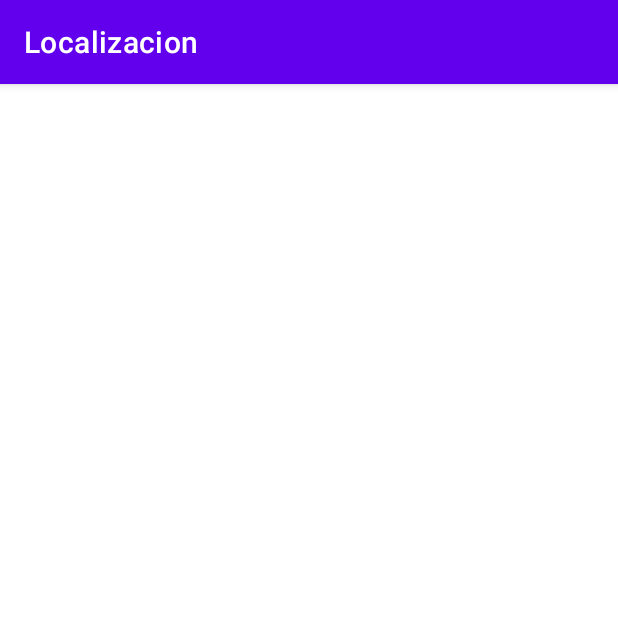
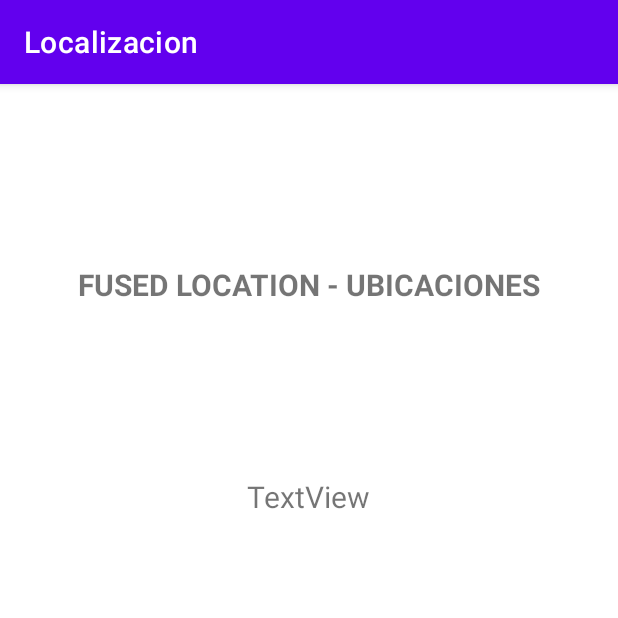
Before and after one commit to rquispeccoya/Localizacion_AndroidStudio, an Android app: the FusedLocationActivity screen opened directly, with no data from a screen before it, on a phone screen of 412 x 824 dp, the top half of it. Run offline under Robolectric (Android 15) with nearby library versions, the phone set to English and light mode, and no system bars.

Commit message:
Modificacion de FusedLocationActivity y implementacion del guardado

```diff
--- a/app/build.gradle
+++ b/app/build.gradle
@@ -33,6 +33,7 @@ dependencies {
     implementation 'com.google.android.material:material:1.4.0'
     implementation 'androidx.constraintlayout:constraintlayout:2.1.1'
     implementation 'com.google.android.gms:play-services-location:18.0.0'
+    implementation 'com.google.android.gms:play-services-maps:18.0.0'
     testImplementation 'junit:junit:4.+'
     androidTestImplementation 'androidx.test.ext:junit:1.1.3'
     androidTestImplementation 'androidx.test.espresso:espresso-core:3.4.0'
--- a/app/src/main/java/com/proyectofinal/localizacion/FusedLocationActivity.java
+++ b/app/src/main/java/com/proyectofinal/localizacion/FusedLocationActivity.java
@@ -1,49 +1,68 @@
 package com.proyectofinal.localizacion;
+
+
+import static com.google.android.gms.location.LocationServices.getFusedLocationProviderClient;
+
+import android.Manifest;
+import android.app.Activity;
+import android.content.pm.PackageManager;
+import android.location.Location;
+import android.os.Bundle;
+import android.os.Looper;
+import android.util.Log;
+import android.widget.TextView;
+import android.widget.Toast;
 
 import androidx.annotation.NonNull;
 import androidx.appcompat.app.AppCompatActivity;
 import androidx.core.app.ActivityCompat;
-import androidx.core.content.ContextCompat;
-
-import android.Manifest;
-import android.content.pm.PackageManager;
-import android.location.Location;
-import android.location.LocationRequest;
-import android.os.Bundle;
-import android.util.Log;
 
 import com.google.android.gms.location.FusedLocationProviderClient;
+import com.google.android.gms.location.LocationCallback;
+import com.google.android.gms.location.LocationRequest;
+import com.google.android.gms.location.LocationResult;
 import com.google.android.gms.location.LocationServices;
+import com.google.android.gms.location.LocationSettingsRequest;
+import com.google.android.gms.location.SettingsClient;
+import com.google.android.gms.maps.model.LatLng;
 import com.google.android.gms.tasks.OnFailureListener;
 import com.google.android.gms.tasks.OnSuccessListener;
-import com.google.android.gms.tasks.Task;
+
+import java.io.IOException;
+import java.io.OutputStreamWriter;
 
 public class FusedLocationActivity extends AppCompatActivity {
-    private static final String TAG = "MainActivity";
-    int LOCATION_REQUEST_CODE = 10001;
+    private LocationRequest mLocationRequest;
 
-    FusedLocationProviderClient fusedLocationProviderClient;
+    private long UPDATE_INTERVAL = 10 * 1000;  /* 10 secs */
+    private long FASTEST_INTERVAL = 2000; /* 2 sec */
+    TextView localizacion;
+    String loc = " ";
+    Double lat = 0.0, longi = 0.0;
 
-    @Override
-    protected void onCreate(Bundle savedInstanceState) {
+    public void onCreate(Bundle savedInstanceState) {
         super.onCreate(savedInstanceState);
         setContentView(R.layout.activity_fused_location);
-
-        fusedLocationProviderClient = LocationServices.getFusedLocationProviderClient(this);
+        localizacion = findViewById(R.id.textViewLatitud);
+        startLocationUpdates();
     }
 
+    protected void startLocationUpdates() {
 
-    @Override
-    protected void onStart() {
-        super.onStart();
-        if (ContextCompat.checkSelfPermission(this, Manifest.permission.ACCESS_FINE_LOCATION) == PackageManager.PERMISSION_GRANTED) {
-            getLastLocation();
-        } else {
-            askLocationPermission();
-        }
-    }
+        mLocationRequest = new LocationRequest();
+        mLocationRequest.setPriority(LocationRequest.PRIORITY_HIGH_ACCURACY);
+        mLocationRequest.setInterval(UPDATE_INTERVAL);
+        mLocationRequest.setFastestInterval(FASTEST_INTERVAL);
+        mLocationRequest.setSmallestDisplacement(1);
 
-    private void getLastLocation() {
+        LocationSettingsRequest.Builder builder = new LocationSettingsRequest.Builder();
+        builder.addLocationRequest(mLocationRequest);
+        LocationSettingsRequest locationSettingsRequest = builder.build();
+
+        SettingsClient settingsClient = LocationServices.getSettingsClient(this);
+        settingsClient.checkLocationSettings(locationSettingsRequest);
+
+
         if (ActivityCompat.checkSelfPermission(this, Manifest.permission.ACCESS_FINE_LOCATION) != PackageManager.PERMISSION_GRANTED && ActivityCompat.checkSelfPermission(this, Manifest.permission.ACCESS_COARSE_LOCATION) != PackageManager.PERMISSION_GRANTED) {
             // TODO: Consider calling
             //    ActivityCompat#requestPermissions
@@ -54,54 +73,36 @@ public class FusedLocationActivity extends AppCompatActivity {
             // for ActivityCompat#requestPermissions for more details.
             return;
         }
-        Task<Location> locationTask = fusedLocationProviderClient.getLastLocation();
-        //Task<Location> locationTask = fusedLocationProviderClient.requestLocationUpdates(LocationRequest.QUALITY_HIGH_ACCURACY,getLastLocation());
-        locationTask.addOnSuccessListener(new OnSuccessListener<Location>() {
-            @Override
-            public void onSuccess(Location location) {
-                if (location != null) {
-                    //We have a location
-                    Log.d(TAG, "onSuccess: " + location.toString());
-                    Log.d(TAG, "onSuccess: " + location.getLatitude());
-                    Log.d(TAG, "onSuccess: " + location.getLongitude());
-                } else  {
-                    Log.d(TAG, "onSuccess: Location was null...");
-                }
-            }
-        });
-
-
-        locationTask.addOnFailureListener(new OnFailureListener() {
-            @Override
-            public void onFailure(@NonNull Exception e) {
-                Log.e(TAG, "onFailure: " + e.getLocalizedMessage() );
-            }
-        });
+        getFusedLocationProviderClient(this).requestLocationUpdates(mLocationRequest, new LocationCallback() {
+                    @Override
+                    public void onLocationResult(LocationResult locationResult) {
+                        // do work here
+                        onLocationChanged(locationResult.getLastLocation());
+                    }
+                },
+                Looper.myLooper());
     }
 
 
+    public void onLocationChanged(Location location) {
+        // New location has now been determined
 
-    private void askLocationPermission() {
-        if (ContextCompat.checkSelfPermission(this, Manifest.permission.ACCESS_FINE_LOCATION) != PackageManager.PERMISSION_GRANTED) {
-            if (ActivityCompat.shouldShowRequestPermissionRationale(this, Manifest.permission.ACCESS_FINE_LOCATION)) {
-                Log.d(TAG, "askLocationPermission: you should show an alert dialog...");
-                ActivityCompat.requestPermissions(this, new String[] {Manifest.permission.ACCESS_FINE_LOCATION}, LOCATION_REQUEST_CODE);
-            } else {
-                ActivityCompat.requestPermissions(this, new String[] {Manifest.permission.ACCESS_FINE_LOCATION}, LOCATION_REQUEST_CODE);
-            }
+        try {
+            OutputStreamWriter archivo1 = new OutputStreamWriter(openFileOutput("FusedLocalizacion.txt", Activity.MODE_PRIVATE));
+
+            archivo1.write("Latitud" + "\t\t\t" + "Longitud" + "\n");
+            lat = location.getLatitude();
+            longi = location.getLongitude();
+            loc += String.valueOf(lat) + "\t" + String.valueOf(longi) + "\n";
+            archivo1.write(loc);
+            archivo1.flush();
+            archivo1.close();
+
+            localizacion.setText(loc);
+
+        } catch (IOException e) {
         }
     }
 
-    @Override
-    public void onRequestPermissionsResult(int requestCode, @NonNull String[] permissions, @NonNull int[] grantResults) {
-        super.onRequestPermissionsResult(requestCode, permissions, grantResults);
-        if (requestCode == LOCATION_REQUEST_CODE) {
-            if (grantResults.length > 0 && grantResults[0] == PackageManager.PERMISSION_GRANTED) {
-                // Permission granted
-                getLastLocation();
-            } else {
-                //Permission not granted
-            }
-        }
-    }
+
 }
--- a/app/src/main/java/com/proyectofinal/localizacion/LocationManagerActivity.java
+++ b/app/src/main/java/com/proyectofinal/localizacion/LocationManagerActivity.java
@@ -37,7 +37,7 @@ public class LocationManagerActivity extends AppCompatActivity implements Locati
             ActivityCompat.requestPermissions(LocationManagerActivity.this, new String[]{Manifest.permission.ACCESS_FINE_LOCATION}, 100);
         }
 
-        locationManager.requestLocationUpdates(LocationManager.GPS_PROVIDER, 0, 1, this);
+        locationManager.requestLocationUpdates(LocationManager.GPS_PROVIDER, 0, 100, this);
     }
 
     @Override
--- a/app/src/main/java/com/proyectofinal/localizacion/MainActivity.java
+++ b/app/src/main/java/com/proyectofinal/localizacion/MainActivity.java
@@ -17,8 +17,6 @@ public class MainActivity extends AppCompatActivity {
 
         //buttonLocation=findViewById(R.id.buttonLocation);
         //buttonFused=findViewById(R.id.buttonFused);
-
-
     }
 
     public void onLocationManager(View view){
--- a/app/src/main/res/layout/activity_fused_location.xml
+++ b/app/src/main/res/layout/activity_fused_location.xml
@@ -5,5 +5,29 @@
     android:layout_width="match_parent"
     android:layout_height="match_parent"
     tools:context=".FusedLocationActivity">
+    <TextView
+        android:id="@+id/textViewLatitud"
+        android:layout_width="wrap_content"
+        android:layout_height="wrap_content"
+        android:text="TextView"
+        app:layout_constraintBottom_toBottomOf="parent"
+        app:layout_constraintEnd_toEndOf="parent"
+        app:layout_constraintHorizontal_bias="0.498"
+        app:layout_constraintStart_toStartOf="parent"
+        app:layout_constraintTop_toBottomOf="@+id/textView"
+        app:layout_constraintVertical_bias="0.192"
+        android:textSize="20sp"/>
+
+    <TextView
+        android:id="@+id/textView"
+        android:layout_width="wrap_content"
+        android:layout_height="wrap_content"
+        android:layout_marginTop="120dp"
+        android:text="FUSED LOCATION - UBICACIONES"
+        android:textSize="20sp"
+        android:textStyle="bold"
+        app:layout_constraintEnd_toEndOf="parent"
+        app:layout_constraintStart_toStartOf="parent"
+        app:layout_constraintTop_toTopOf="parent" />
 
 </androidx.constraintlayout.widget.ConstraintLayout>
```
Also changed, not shown: app/src/main/res/layout/activity_location_manager.xml (+15 -2 lines).
